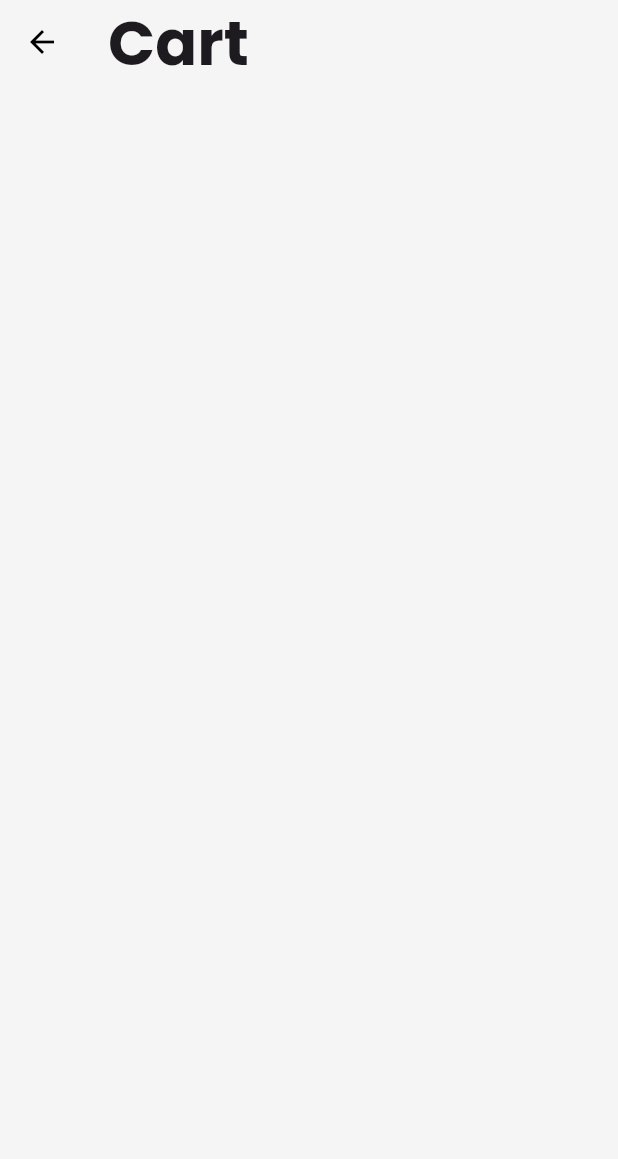
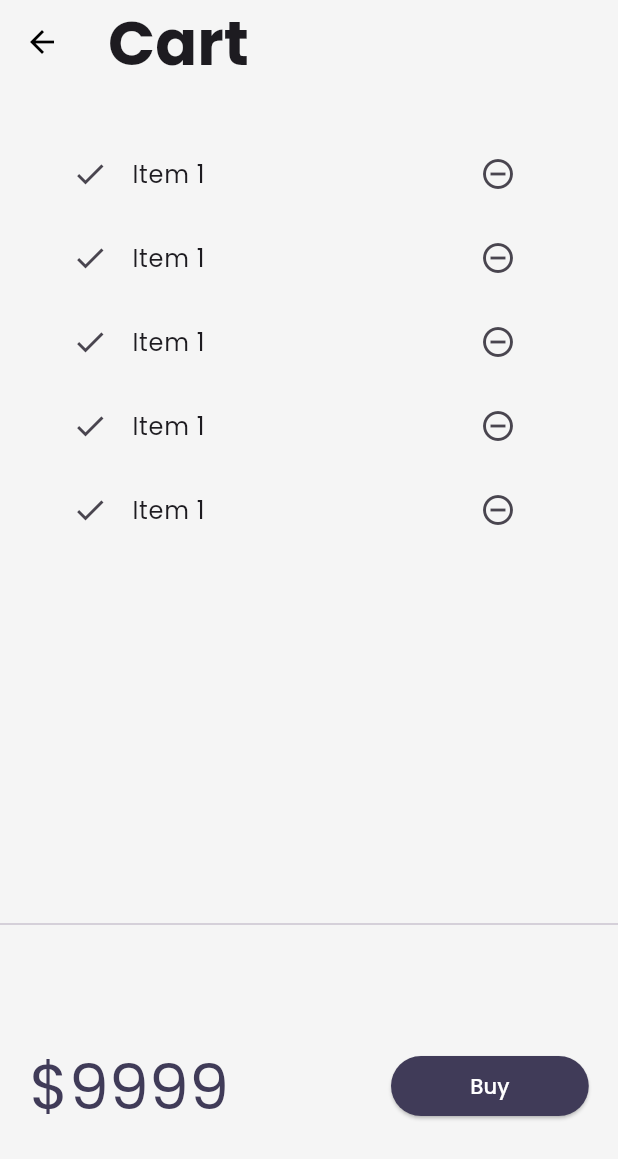
Before and after one commit to pg1410-dev/flutter_create, a Flutter app: the CartPage screen opened by its route, on a phone screen of 412 x 824 dp. Shown: the top 1159 px of the screen. Run offline on Flutter 3.47's test engine with Material 3 defaults, Android fonts, the phone set to English and light mode, and no system bars; our stand-ins replace google_fonts, velocity_x; network calls fail.

Commit message:
Day20 Completed

```diff
--- a/lib/pages/cart_page.dart
+++ b/lib/pages/cart_page.dart
@@ -13,6 +13,63 @@ class CartPage extends StatelessWidget {
         backgroundColor: Colors.transparent,
         title: "Cart".text.xl3.bold.make(),
       ),
+      body: Column(
+        children: [
+          const _CartList().p32().expand(),
+          const Divider(),
+          const _CartTotal(),
+        ],
+      ),
     );
   }
 }
+
+class _CartTotal extends StatelessWidget {
+  const _CartTotal({super.key});
+
+  @override
+  Widget build(BuildContext context) {
+    return SizedBox(
+      height: 200,
+      child: Row(
+        mainAxisAlignment: MainAxisAlignment.spaceAround,
+        children: [
+          "\$9999".text.xl5.color(context.theme.secondaryHeaderColor).make(),
+          30.widthBox,
+          ElevatedButton(
+            onPressed: () {},
+            style: ButtonStyle(
+              backgroundColor:
+                  MaterialStateProperty.all(context.theme.splashColor),
+            ),
+            child: "Buy".text.white.make(),
+          ).w32(context)
+        ],
+      ),
+    );
+  }
+}
+
+class _CartList extends StatefulWidget {
+  const _CartList({super.key});
+
+  @override
+  State<_CartList> createState() => _CartListState();
+}
+
+class _CartListState extends State<_CartList> {
+  @override
+  Widget build(BuildContext context) {
+    return ListView.builder(
+      itemCount: 5,
+      itemBuilder: (context, index) => ListTile(
+        leading: const Icon(Icons.done),
+        trailing: IconButton(
+          onPressed: () {},
+          icon: const Icon(Icons.remove_circle_outline),
+        ),
+        title: "Item 1".text.make(),
+      ),
+    );
+  }
+}
```
